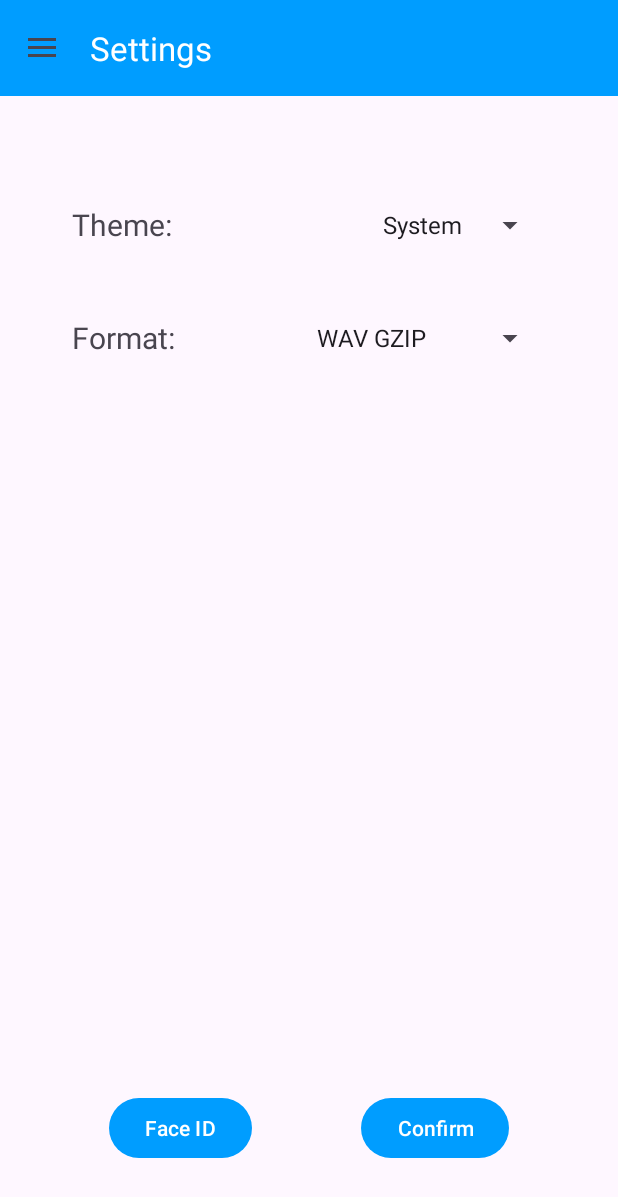
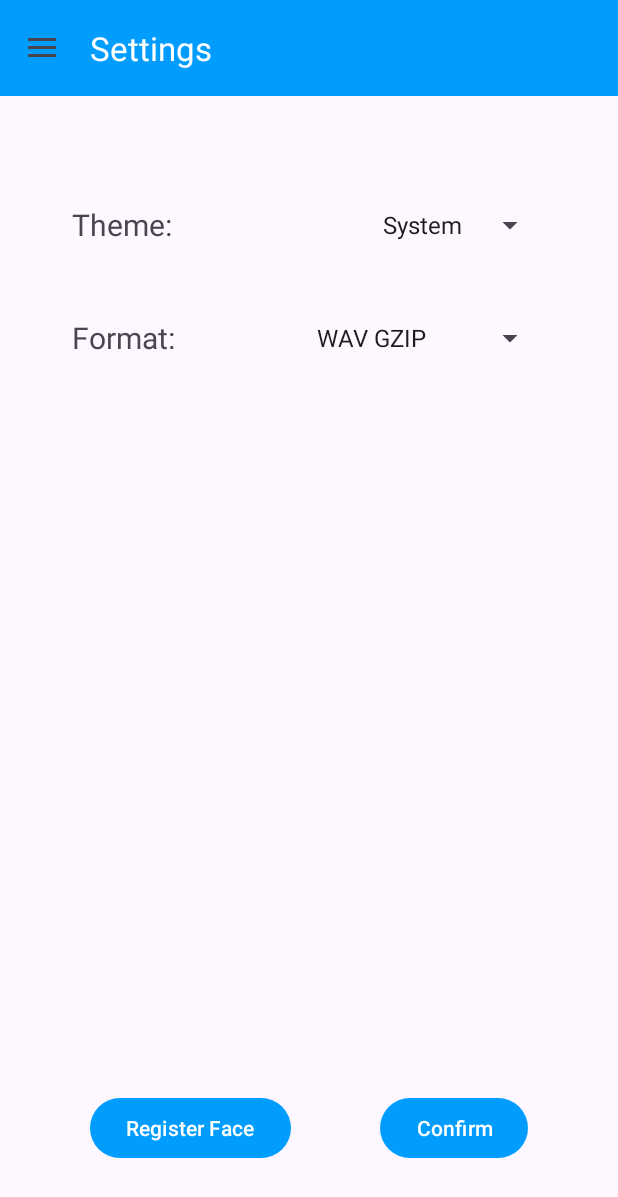
Before and after one commit to IamTV50/projektna-naloga, an Android app: the SettingsActivity screen opened directly, with no data from a screen before it, on a phone screen of 412 x 824 dp. Shown: the top 1197 px of the screen. Run offline under Robolectric (Android 15) with nearby library versions, the light colour scheme and no system bars.

Commit message:
added confirm face api call

```diff
--- a/PJ/app/src/main/java/njt/paketnik/LoginActivity.kt
+++ b/PJ/app/src/main/java/njt/paketnik/LoginActivity.kt
@@ -56,7 +56,8 @@ class LoginActivity : AppCompatActivity() {
                                 app.userInfo.edit().putString("username", resJson["username"].toString()).apply()
                                 app.userInfo.edit().putString("email", resJson["email"].toString()).apply()
                                 app.userInfo.edit().putBoolean("admin", resJson["admin"].toString().toBoolean()).apply()
-
+                                app.userInfo.edit().putBoolean("faceIsRegistered", false).apply()
+                                app.userInfo.edit().putBoolean("confirmedFaceID", false).apply()
                                 val packagersArray: JSONArray = resJson.getJSONArray("packagers")
 
                                 val packagersSet = mutableSetOf<String>()
--- a/PJ/app/src/main/java/njt/paketnik/MyApp.kt
+++ b/PJ/app/src/main/java/njt/paketnik/MyApp.kt
@@ -20,7 +20,7 @@ import java.io.IOException
 class MyApp : Application() {
     lateinit var userInfo: SharedPreferences
     lateinit var settings: SharedPreferences
-    val backend = "http://192.168.0.14:3001"
+    val backend = "http://192.168.1.8:3001"
 
     override fun onCreate() {
         super.onCreate()
@@ -34,6 +34,8 @@ class MyApp : Application() {
         userInfo.edit().putString("email", "").apply()
         userInfo.edit().putBoolean("admin", false).apply()
         userInfo.edit().putStringSet("packagers", emptySet()).apply()
+        userInfo.edit().putBoolean("faceIsRegistered", false).apply()
+        userInfo.edit().putBoolean("confirmedFaceID", false).apply()
         val intent = Intent(applicationContext, LoginActivity::class.java)
         intent.flags = Intent.FLAG_ACTIVITY_CLEAR_TASK or Intent.FLAG_ACTIVITY_NEW_TASK
         startActivity(intent)
--- a/PJ/app/src/main/res/layout/activity_settings.xml
+++ b/PJ/app/src/main/res/layout/activity_settings.xml
@@ -104,6 +104,17 @@
                     app:layout_constraintEnd_toStartOf="@+id/buttonConfirm"
                     app:layout_constraintHorizontal_chainStyle="spread"
                     app:layout_constraintStart_toStartOf="parent" />
+
+                <Button
+                    android:id="@+id/buttonConfirmFaceId"
+                    android:layout_width="wrap_content"
+                    android:layout_height="wrap_content"
+                    android:layout_marginBottom="48dp"
+                    android:text="@string/confirmFaceIdText"
+                    app:layout_constraintBottom_toBottomOf="parent"
+                    app:layout_constraintEnd_toStartOf="@+id/buttonConfirm"
+                    app:layout_constraintHorizontal_chainStyle="spread"
+                    app:layout_constraintStart_toStartOf="parent" />
             </androidx.constraintlayout.widget.ConstraintLayout>
 
         </androidx.core.widget.NestedScrollView>
--- a/PJ/app/src/main/res/values/strings.xml
+++ b/PJ/app/src/main/res/values/strings.xml
@@ -44,7 +44,8 @@
         <item>MP3 HF</item>
     </string-array>
     <string name="confirmText">Confirm</string>
-    <string name="registerFaceIdText">Face ID</string>
+    <string name="registerFaceIdText">Register Face</string>
+    <string name="confirmFaceIdText">Confirm Face</string>
     <string name="exitText">Exit</string>
 
     <string name="successText">Success</string>
```
Also changed, not shown: PJ/app/src/main/java/njt/paketnik/SettingsActivity.kt (+89 -2 lines).
